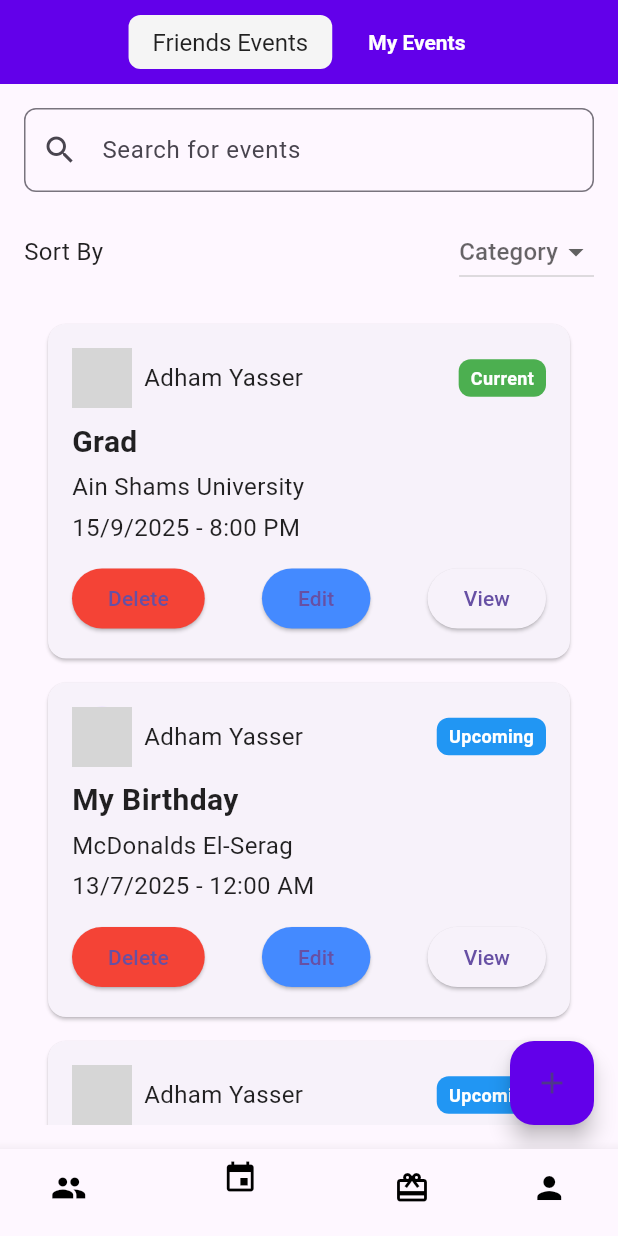
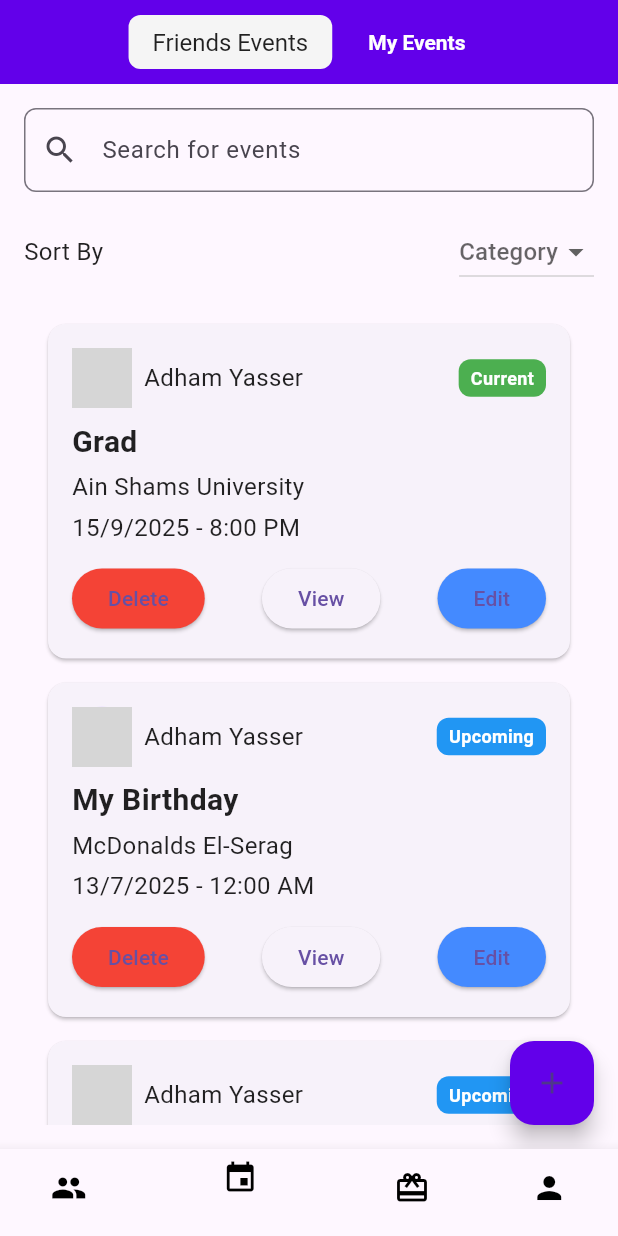
Before and after one commit to adham137/Flutter_Gifting_App, a Flutter app: the screen it shows after launch, item 2 of the bottom bar chosen, on a phone screen of 412 x 824 dp. Run offline on Flutter 3.47's test engine with Material 3 defaults, Android fonts, the phone set to English and light mode, and no system bars; grey boxes are pictures that could not be loaded.

Commit message:
View Event

```diff
--- a/flutter_gifting_app/lib/components/event_card.dart
+++ b/flutter_gifting_app/lib/components/event_card.dart
@@ -4,7 +4,8 @@ import '../utils/fonts.dart';
 
 class EventCard extends StatelessWidget {
   final String name, title, location, date, time, status;
-  final VoidCallback onDelete, onEdit, onView;
+  final VoidCallback? onDelete, onEdit;
+  final VoidCallback onView;
   final String? avatarPath; // Optional for a dynamic avatar
 
   EventCard({
@@ -14,8 +15,8 @@ class EventCard extends StatelessWidget {
     required this.date,
     required this.time,
     required this.status,
-    required this.onDelete,
-    required this.onEdit,
+    this.onDelete,
+    this.onEdit,
     required this.onView,
     this.avatarPath, // Optional parameter for avatar
   });
@@ -62,24 +63,28 @@ class EventCard extends StatelessWidget {
             Row(
               mainAxisAlignment: MainAxisAlignment.spaceBetween,
               children: [
-                ElevatedButton(
+
+                this.onDelete != null ? ElevatedButton(
                   onPressed: onDelete,
                   child: Text('Delete'),
                   style: ElevatedButton.styleFrom(
                     backgroundColor: Colors.red,
                   ),
+                ) : Container(),
+
+                ElevatedButton(
+                  onPressed: onView,
+                  child: Text('View'),
                 ),
-                ElevatedButton(
+
+                this.onEdit != null ? ElevatedButton(
                   onPressed: onEdit,
                   child: Text('Edit'),
                   style: ElevatedButton.styleFrom(
                     backgroundColor: AppColors.accent,
-                  ),
-                ),
-                ElevatedButton(
-                  onPressed: onView,
-                  child: Text('View'),
-                ),
+                  )
+                ): Container(),
+
               ],
             ),
           ],
--- a/flutter_gifting_app/lib/main.dart
+++ b/flutter_gifting_app/lib/main.dart
@@ -1,7 +1,7 @@
 import 'package:flutter/material.dart';
 
 import 'screens/home_screen.dart';
-import 'screens/my_events_screen.dart';
+// import 'screens/my_events_screen.dart';
 import 'screens/my_pledged_gifts_screen.dart';
 import 'screens/parent_page.dart';
 
--- /dev/null
+++ b/flutter_gifting_app/lib/screens/events_screen.dart
@@ -0,0 +1,144 @@
+import 'package:flutter/material.dart';
+import '../utils/colors.dart';
+import '../utils/fonts.dart';
+import '../components/event_card.dart';
+import 'my_event.dart';
+class EventsScreen extends StatefulWidget {
+  @override
+  _EventsScreenState createState() => _EventsScreenState();
+}
+
+class _EventsScreenState extends State<EventsScreen> {
+  bool isMyEventsSelected = true;
+
+  @override
+  Widget build(BuildContext context) {
+    return Scaffold(
+      appBar: AppBar(
+        backgroundColor: AppColors.primary,
+        elevation: 0,
+        title: Row(
+          mainAxisAlignment: MainAxisAlignment.center,
+          children: [
+            _toggleButton("Friends Events", !isMyEventsSelected),
+            SizedBox(width: 8),
+            _toggleButton("My Events", isMyEventsSelected),
+          ],
+        ),
+      ),
+      body: Padding(
+        padding: const EdgeInsets.all(16.0),
+        child: Column(
+          crossAxisAlignment: CrossAxisAlignment.start,
+          children: [
+            // Search Bar
+            TextField(
+              decoration: InputDecoration(
+                hintText: 'Search for events',
+                prefixIcon: Icon(Icons.search),
+                border: OutlineInputBorder(
+                  borderRadius: BorderRadius.circular(8),
+                ),
+              ),
+            ),
+            SizedBox(height: 16),
+            // Sort By Options
+            Row(
+              mainAxisAlignment: MainAxisAlignment.spaceBetween,
+              children: [
+                Text(
+                  'Sort By',
+                  style: AppFonts.body,
+                ),
+                DropdownButton<String>(
+                  items: ['Category', 'Name', 'Status']
+                      .map((e) => DropdownMenuItem<String>(
+                            value: e,
+                            child: Text(e),
+                          ))
+                      .toList(),
+                  onChanged: (value) {
+                    // Handle sorting logic
+                  },
+                  hint: Text('Category'),
+                ),
+              ],
+            ),
+            SizedBox(height: 16),
+            // Event List
+            Expanded(
+              child: ListView.builder(
+                itemCount: 3, // Replace with dynamic friend data length
+                itemBuilder: (context, index) {
+                  if (isMyEventsSelected) {
+                    // My Events Data
+                    return EventCard(
+                      name: 'Adham Yasser',
+                      title: index == 0 ? 'Grad' : 'My Birthday',
+                      location: index == 0
+                          ? 'Ain Shams University'
+                          : 'McDonalds El-Serag',
+                      date: index == 0 ? '15/9/2025' : '13/7/2025',
+                      time: index == 0 ? '8:00 PM' : '12:00 AM',
+                      status: index == 0 ? 'Current' : 'Upcoming',
+                      onDelete: () => {},
+                      onEdit: () => {},
+                      onView: () => {Navigator.push(context, MaterialPageRoute(builder: (context) => MyEventPage(eventName: "Birthday",eventDate: "13/7/2025",eventTime: "12:30", eventLocation: "Nasr City",eventDescription: "eidmilady el 23",)))},//Navigator.push(context, MaterialPageRoute(builder: (context) => MyEventPage()))
+                    );
+                  } else {
+                    // Friends Events Data
+                    return EventCard(
+                      name: index == 0 ? 'Ahmed' : 'Mohamed', // Friend's name
+                      title: index == 0 ? 'Birthday' : 'Promotion',
+                      location: index == 0 ? 'Cairo, Egypt' : 'New Giza, Egypt',
+                      date: index == 0 ? '24/10/2024' : '13/7/2025',
+                      time: index == 0 ? '8:00 PM' : '12:00 AM',
+                      status: index == 0 ? 'Current' : 'Upcoming',
+                      onDelete: null, // No delete button
+                      onEdit: null, // No edit button
+
+                      onView: () {
+                        // Handle "View" action
+
+                      },
+                    );
+                  }
+                },
+              ),
+            ),
+          ],
+        ),
+      ),
+      floatingActionButton: isMyEventsSelected
+          ? FloatingActionButton(
+              onPressed: () {
+                                    // Handle Add Event action
+              },
+              backgroundColor: AppColors.primary,
+              child: Icon(Icons.add),
+            )
+          : null,
+    );
+  }
+
+  Widget _toggleButton(String text, bool isSelected) {
+    return GestureDetector(
+      onTap: () {
+        setState(() {
+          isMyEventsSelected = (text == "My Events");
+        });
+      },
+      child: Container(
+        padding: EdgeInsets.symmetric(vertical: 8, horizontal: 16),
+        decoration: BoxDecoration(
+          color: isSelected ? AppColors.primary : AppColors.background,
+          borderRadius: BorderRadius.circular(8),
+        ),
+        child: Text(
+          text,
+          style: isSelected ? AppFonts.button : AppFonts.body,
+        ),
+      ),
+    );
+  }
+}
--- a/flutter_gifting_app/lib/screens/my_events_screen.dart
+++ /dev/null
@@ -1,117 +0,0 @@
-import 'package:flutter/material.dart';
-import '../utils/colors.dart';
-import '../utils/fonts.dart';
-
-import '../components/event_card.dart';
-import '../components/bottom_nav_bar.dart';
-class MyEventsScreen extends StatefulWidget {
-  @override
-  _MyEventsScreenState createState() => _MyEventsScreenState();
-}
-
-class _MyEventsScreenState extends State<MyEventsScreen> {
-  bool isMyEventsSelected = true;
-
-  @override
-  Widget build(BuildContext context) {
-    return Scaffold(
-      appBar: AppBar(
-        backgroundColor: AppColors.primary,
-        elevation: 0,
-        title: Row(
-          mainAxisAlignment: MainAxisAlignment.center,
-          children: [
-            _toggleButton("Friends Events", !isMyEventsSelected),
-            SizedBox(width: 8),
-            _toggleButton("My Events", isMyEventsSelected),
-          ],
-        ),
-      ),
-      body: Padding(
-        padding: const EdgeInsets.all(16.0),
-        child: Column(
-          crossAxisAlignment: CrossAxisAlignment.start,
-          children: [
-            TextField(
-              decoration: InputDecoration(
-                hintText: 'Search for events',
-                prefixIcon: Icon(Icons.search),
-                border: OutlineInputBorder(
-                  borderRadius: BorderRadius.circular(8),
-                ),
-              ),
-            ),
-            SizedBox(height: 16),
-            Row(
-              mainAxisAlignment: MainAxisAlignment.spaceBetween,
-              children: [
-                Text(
-                  'Sort By',
-                  style: AppFonts.body,
-                ),
-                DropdownButton<String>(
-                  items: ['Category', 'Name', 'Status']
-                      .map((e) => DropdownMenuItem<String>(
-                            value: e,
-                            child: Text(e),
-                          ))
-                      .toList(),
-                  onChanged: (value) {},
-                  hint: Text('Category'),
-                ),
-              ],
-            ),
-            SizedBox(height: 16),
-            Expanded(
-              child: ListView.builder(
-                itemCount: 3, // Replace with dynamic data length
-                itemBuilder: (context, index) {
-                  return EventCard(
-                    name: 'Adham Yasser',
-                    title: index == 0 ? 'Grad' : 'My Birthday',
-                    location: index == 0
-                        ? 'Ain Shams University'
-                        : 'McDonalds El-Serag',
-                    date: index == 0 ? '15/9/2025' : '13/7/2025',
-                    time: index == 0 ? '8:00 PM' : '12:00 AM',
-                    status: index == 0 ? 'Current' : 'Upcoming',
-                    onDelete: () => {},
-                    onEdit: () => {} ,
-                    onView: () => {},
-                  );
-                },
-              ),
-            ),
-          ],
-        ),
-      ),
-      floatingActionButton: FloatingActionButton(
-        onPressed: () {},                                       //
-        backgroundColor: AppColors.primary,
-        child: Icon(Icons.add),
-      ),
-
-    );
-  }
-
-  Widget _toggleButton(String text, bool isSelected) {
-    return GestureDetector(
-      onTap: () {
-        setState(() {
-          isMyEventsSelected = (text == "My Events");
-        });
-      },
-      child: Container(
-        padding: EdgeInsets.symmetric(vertical: 8, horizontal: 16),
-        decoration: BoxDecoration(
-          color: isSelected ? AppColors.primary : AppColors.background,
-          borderRadius: BorderRadius.circular(8),
-        ),
-        child: Text(
-          text,
-          style: isSelected ? AppFonts.button : AppFonts.body,
-        ),
-      ),
-    );
-  }
-}
--- a/flutter_gifting_app/lib/screens/my_pledged_gifts_screen.dart
+++ b/flutter_gifting_app/lib/screens/my_pledged_gifts_screen.dart
@@ -2,7 +2,6 @@ import 'package:flutter/material.dart';
 import '../utils/colors.dart';
 import '../utils/fonts.dart';
 
-import '../components/bottom_nav_bar.dart';
 import '../components/gift_card.dart ';
 import '../components/search_bar.dart';
 import '../components/sort_options.dart';
--- a/flutter_gifting_app/lib/screens/parent_page.dart
+++ b/flutter_gifting_app/lib/screens/parent_page.dart
@@ -1,6 +1,6 @@
 import 'package:flutter/material.dart';
 import 'my_pledged_gifts_screen.dart';
-import 'my_events_screen.dart';
+import 'events_screen.dart';
 import 'home_screen.dart';
 import 'my_profile_screen.dart';
 
@@ -18,7 +18,7 @@ class _HomePageState extends State<ParentPage> {
   // List of pages corresponding to the bottom navigation tabs
   final List<Widget> _pages = [
     HomeScreen(),
-    MyEventsScreen(),
+    EventsScreen(),
     MyPledgedGiftsPage(),
     ProfilePage(),
   ];
```
Also changed, not shown: flutter_gifting_app/lib/components/action_button.dart (+3 -4 lines), flutter_gifting_app/lib/components/gift_card.dart (+34 -2 lines), flutter_gifting_app/lib/screens/my_event.dart (added, +201 -0 lines).
